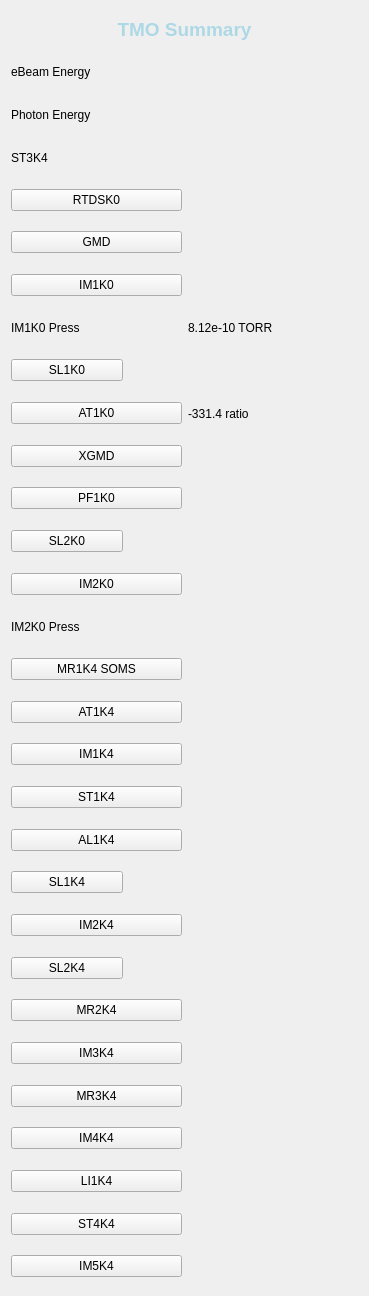
Old version of the form user_screens/tmo_summary.ui in the repository pcdshub/tmo_screens.
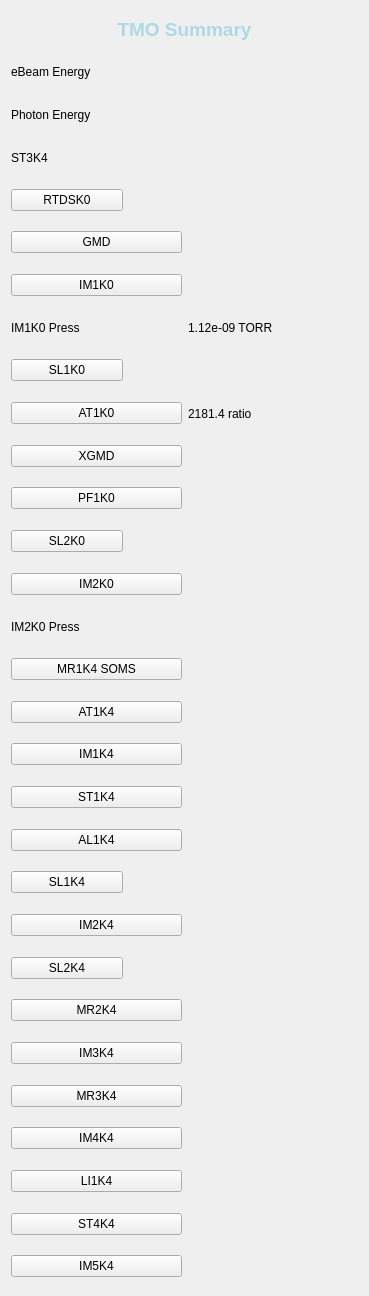
New version of the form. Custom widgets are drawn as their Qt base class.

Commit message: some updates to tmo summary screen

Diff of the .ui file:
```diff
--- a/user_screens/tmo_summary.ui
+++ b/user_screens/tmo_summary.ui
@@ -161,6 +161,16 @@
          </property>
         </widget>
        </item>
+       <item>
+        <widget class="PyDMLabel" name="PyDMLabel_23">
+         <property name="toolTip">
+          <string/>
+         </property>
+         <property name="channel" stdset="0">
+          <string>ca://RTDSK0:MPA:01:POS_STATE_RBV</string>
+         </property>
+        </widget>
+       </item>
        <item>
         <widget class="PyDMLabel" name="PyDMLabel_7">
          <property name="toolTip">
@@ -273,7 +283,7 @@
           <string/>
          </property>
          <property name="text">
-          <string>8.12e-10 TORR</string>
+          <string>1.12e-09 TORR</string>
          </property>
          <property name="showUnits" stdset="0">
           <bool>true</bool>
@@ -374,7 +384,7 @@
           <string/>
          </property>
          <property name="text">
-          <string>-331.4 ratio</string>
+          <string>2181.4 ratio</string>
          </property>
          <property name="precision" stdset="0">
           <number>1</number>
```
The commit also changes 1 other file.
